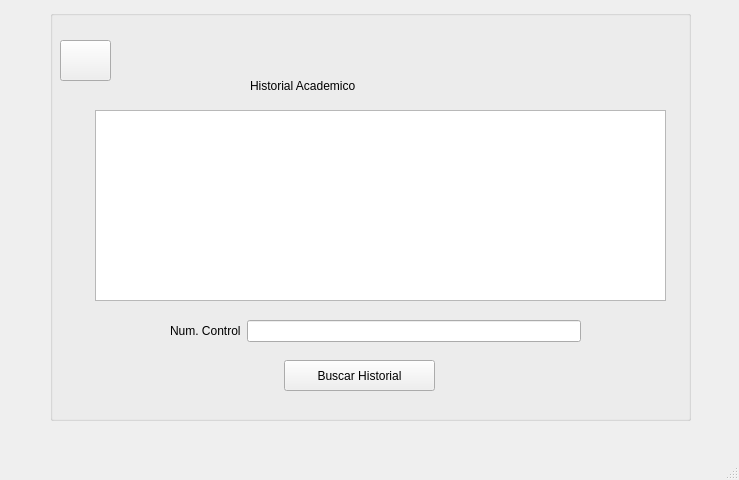
The window that frontend/segundaventa.ui (EmilioIzquierdo30/Proyectosql) describes before a commit, drawn with Qt 5.
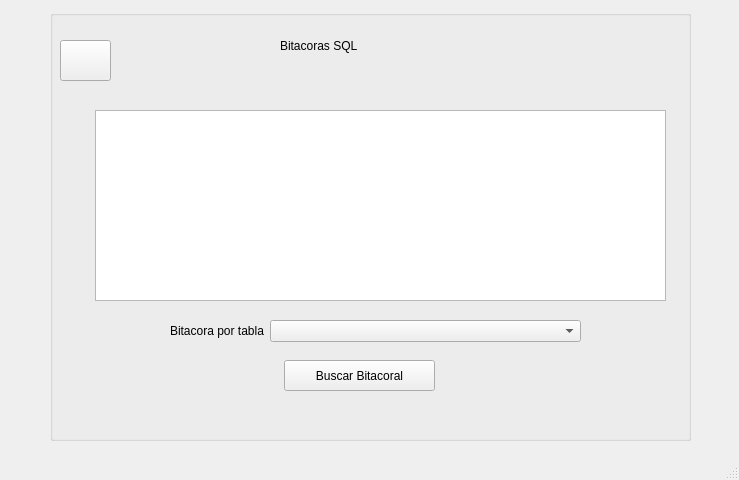
The same window after the commit. Icons and pictures are not drawn.

```diff
--- a/frontend/segundaventa.ui
+++ b/frontend/segundaventa.ui
@@ -20,7 +20,7 @@
       <x>50</x>
       <y>10</y>
       <width>641</width>
-      <height>411</height>
+      <height>431</height>
      </rect>
     </property>
     <property name="title">
@@ -29,8 +29,8 @@
     <widget class="QLabel" name="label">
      <property name="geometry">
       <rect>
-       <x>200</x>
-       <y>40</y>
+       <x>230</x>
+       <y>0</y>
        <width>231</width>
        <height>71</height>
       </rect>
@@ -40,7 +40,7 @@
 font: 20pt &quot;Tw Cen MT Condensed Extra Bold&quot;;</string>
      </property>
      <property name="text">
-      <string>Historial Academico</string>
+      <string>Bitacoras SQL</string>
      </property>
     </widget>
     <widget class="QWidget" name="formLayoutWidget">
@@ -59,12 +59,12 @@
          <string notr="true">font: 14pt &quot;MS Shell Dlg 2&quot;;</string>
         </property>
         <property name="text">
-         <string>Num. Control</string>
+         <string>Bitacora por tabla</string>
         </property>
        </widget>
       </item>
       <item row="0" column="1">
-       <widget class="QLineEdit" name="numcontrollineH"/>
+       <widget class="QComboBox" name="comboBox"/>
       </item>
      </layout>
     </widget>
@@ -101,7 +101,7 @@
       </rect>
      </property>
      <property name="text">
-      <string>Buscar Historial</string>
+      <string>Buscar Bitacoral</string>
      </property>
      <property name="icon">
       <iconset>
```
Left out of the diff: 2 changed lines with no effect on the pictures.
